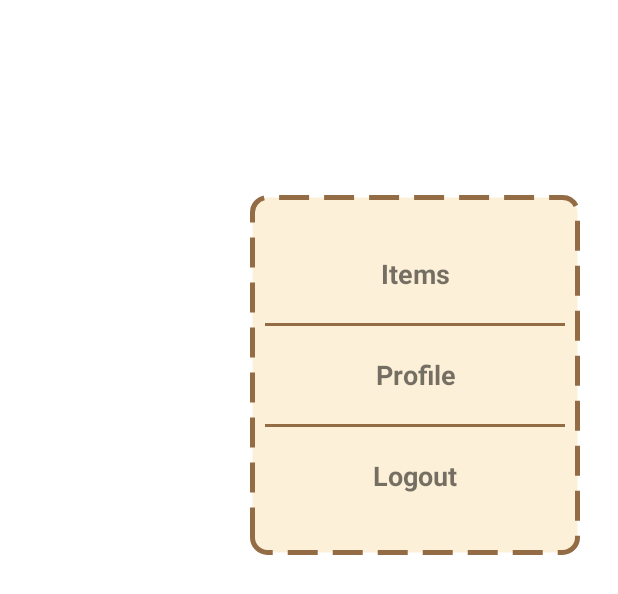
After one commit to yohannayoe/AxForAssets, an Android app: the layout menupopup.xml on its own in the app's theme, with its tools: preview values and no code run, on a phone screen of 412 x 824 dp. The commit adds this screen. Shown: the top 594 px of the screen. Run offline under Robolectric (Android 15) with nearby library versions, the phone set to English and light mode, and no system bars.

Commit message:
Louwis Ngerjain Punya Yoh bagian POPUP

```diff
--- a/app/src/main/AndroidManifest.xml
+++ b/app/src/main/AndroidManifest.xml
@@ -23,6 +23,7 @@
             </intent-filter>
         </activity>
         <activity android:name=".SelectedItemActivity" />
+        <activity android:name=".MenuButtonActivity"/>
     </application>
 
 </manifest>
--- /dev/null
+++ b/app/src/main/res/drawable/popupborderbg.xml
@@ -0,0 +1,12 @@
+<?xml version="1.0" encoding="utf-8"?>
+<shape xmlns:android="http://schemas.android.com/apk/res/android"
+    android:shape="rectangle">
+    <solid android:color="@color/selected_cream" />
+    <corners android:radius="10dp" />
+    <stroke
+        android:width="3dp"
+        android:color="@color/brown_corner"
+        android:dashGap="10dp"
+        android:dashWidth="20dp"
+        />
+</shape>
--- a/app/src/main/res/layout/activity_main.xml
+++ b/app/src/main/res/layout/activity_main.xml
@@ -18,9 +18,12 @@
             android:background="?attr/colorPrimary"
             app:popupTheme="@style/Theme.AxForAssets.PopupOverlay" />
 
+
     </com.google.android.material.appbar.AppBarLayout>
 
+
     <include layout="@layout/content_main" />
+    <include layout="@layout/menubutton" />
 
     <com.google.android.material.floatingactionbutton.FloatingActionButton
         android:id="@+id/fab"
@@ -31,4 +34,5 @@
         android:layout_marginBottom="16dp"
         app:srcCompat="@android:drawable/ic_dialog_email" />
 
+
 </androidx.coordinatorlayout.widget.CoordinatorLayout>
--- /dev/null
+++ b/app/src/main/res/layout/menupopup.xml
@@ -0,0 +1,64 @@
+<?xml version="1.0" encoding="utf-8"?>
+<LinearLayout
+    android:layout_width="match_parent"
+    android:layout_height="wrap_content"
+    android:gravity="end"
+    android:paddingHorizontal="25dp"
+    android:paddingVertical="10dp"
+    android:layout_marginTop="120dp"
+    xmlns:android="http://schemas.android.com/apk/res/android">
+    <LinearLayout
+        android:layout_width="wrap_content"
+        android:layout_height="wrap_content"
+        android:gravity="center"
+        android:paddingVertical="20dp"
+        android:paddingHorizontal="10dp"
+        android:background="@drawable/popupborderbg"
+        >
+        <LinearLayout
+            android:layout_width="200dp"
+            android:layout_height="200dp"
+            android:orientation="vertical"
+            android:weightSum="3"
+            >
+            <TextView
+                android:id="@+id/ItemPopup"
+                android:layout_width="200dp"
+                android:layout_height="wrap_content"
+                android:layout_weight="1"
+                android:gravity="center"
+                android:textStyle="bold"
+                android:textSize="18sp"
+                android:text="Items"/>
+            <LinearLayout
+                android:layout_width="match_parent"
+                android:layout_height="2dp"
+                android:background="@color/back_selected"
+                />
+            <TextView
+                android:id="@+id/ProfilePopup"
+                android:layout_width="200dp"
+                android:layout_height="wrap_content"
+                android:layout_weight="1"
+                android:gravity="center"
+                android:textStyle="bold"
+                android:textSize="18sp"
+                android:text="Profile"/>
+            <LinearLayout
+                android:layout_width="match_parent"
+                android:layout_height="2dp"
+                android:background="@color/back_selected"
+                />
+            <TextView
+                android:id="@+id/LogoutPopup"
+                android:layout_width="200dp"
+                android:layout_height="wrap_content"
+                android:layout_weight="1"
+                android:gravity="center"
+                android:textStyle="bold"
+                android:textSize="18sp"
+                android:text="Logout"/>
+
+        </LinearLayout>
+    </LinearLayout>
+</LinearLayout>
--- a/app/src/main/res/layout/selecteditem.xml
+++ b/app/src/main/res/layout/selecteditem.xml
@@ -46,7 +46,10 @@
                     android:textColor="@color/back_selected"
                     android:textSize="21sp"
                     android:textStyle="bold" />
+
+                <include layout="@layout/menubutton"/>
             </LinearLayout>
+
 
             <LinearLayout
                 android:layout_width="match_parent"
--- a/app/src/main/res/values/colors.xml
+++ b/app/src/main/res/values/colors.xml
@@ -13,4 +13,5 @@
     <color name="bottom_background">#e9d68d</color>
     <color name="transparent">#00000000</color>
     <color name="button_yellow">#ffd21a</color>
+
 </resources>
```
Also changed, not shown: app/src/main/java/com/example/axforassets/MainActivity.java (+6 -3 lines), app/src/main/java/com/example/axforassets/MenuButtonActivity.java (added, +40 -0 lines), app/src/main/java/com/example/axforassets/SelectedItemActivity.java (+27 -0 lines), app/src/main/res/drawable/border_top_bottom.xml (added, +18 -0 lines), app/src/main/res/drawable/menuicon.xml (added, +11 -0 lines), app/src/main/res/layout/menubutton.xml (added, +18 -0 lines), app/src/main/res/drawable/menu.png (added).
